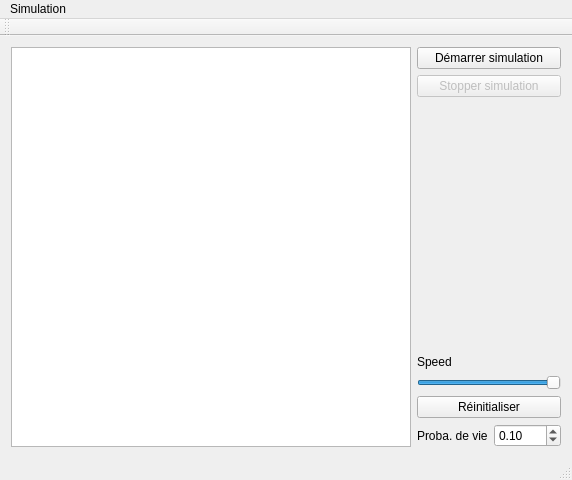
Old version of the form Mainwindow.ui in the repository Spleeen/GOF.
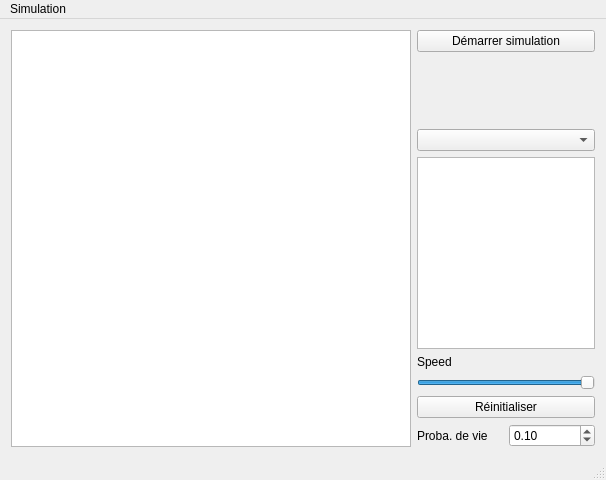
New version of the form.

Commit message: - Meilleur gestion des bouton start/stop - Affichage de la génération - Correction réinit - Démarrage des patterns

Patch:
```diff
--- a/Mainwindow.ui
+++ b/Mainwindow.ui
@@ -6,15 +6,15 @@
    <rect>
     <x>0</x>
     <y>0</y>
-    <width>572</width>
-    <height>477</height>
+    <width>606</width>
+    <height>480</height>
    </rect>
   </property>
   <property name="windowTitle">
    <string>MainWindow</string>
   </property>
   <widget class="QWidget" name="centralWidget">
-   <layout class="QHBoxLayout" name="horizontalLayout">
+   <layout class="QHBoxLayout" name="horizontalLayout" stretch="1,0">
     <item>
      <widget class="QGraphicsView" name="sceneGV">
       <property name="minimumSize">
@@ -27,11 +27,11 @@
     </item>
     <item>
      <layout class="QVBoxLayout" name="verticalLayout">
+      <property name="sizeConstraint">
+       <enum>QLayout::SetDefaultConstraint</enum>
+      </property>
       <item>
-       <layout class="QHBoxLayout" name="horizontalLayout_8"/>
-      </item>
-      <item>
-       <widget class="QPushButton" name="startButton">
+       <widget class="QPushButton" name="startStopButton">
         <property name="enabled">
          <bool>true</bool>
         </property>
@@ -64,19 +64,6 @@
         </property>
        </widget>
       </item>
-      <item>
-       <widget class="QPushButton" name="stopButton">
-        <property name="enabled">
-         <bool>false</bool>
-        </property>
-        <property name="styleSheet">
-         <string notr="true"/>
-        </property>
-        <property name="text">
-         <string>Stopper simulation</string>
-        </property>
-       </widget>
-      </item>
       <item>
        <spacer name="verticalSpacer">
         <property name="orientation">
@@ -90,6 +77,12 @@
         </property>
        </spacer>
       </item>
+      <item>
+       <widget class="QComboBox" name="patternCB"/>
+      </item>
+      <item>
+       <widget class="QGraphicsView" name="patternGV"/>
+      </item>
       <item>
        <widget class="QLabel" name="speedlabel">
         <property name="text">
@@ -99,9 +92,18 @@
       </item>
       <item>
        <widget class="QSlider" name="speedSlider">
+        <property name="singleStep">
+         <number>25</number>
+        </property>
+        <property name="pageStep">
+         <number>25</number>
+        </property>
         <property name="value">
          <number>99</number>
         </property>
+        <property name="sliderPosition">
+         <number>99</number>
+        </property>
         <property name="orientation">
          <enum>Qt::Horizontal</enum>
         </property>
@@ -150,8 +152,8 @@
     <rect>
      <x>0</x>
      <y>0</y>
-     <width>572</width>
-     <height>20</height>
+     <width>606</width>
+     <height>22</height>
     </rect>
    </property>
    <widget class="QMenu" name="menuSimulation">
@@ -164,14 +166,6 @@
    </widget>
    <addaction name="menuSimulation"/>
   </widget>
-  <widget class="QToolBar" name="mainToolBar">
-   <attribute name="toolBarArea">
-    <enum>TopToolBarArea</enum>
-   </attribute>
-   <attribute name="toolBarBreak">
-    <bool>false</bool>
-   </attribute>
-  </widget>
   <widget class="QStatusBar" name="statusBar"/>
   <action name="actionD_marrer_la_simulation">
    <property name="text">
```
Left out of the diff: 31 changed lines with no effect on the pictures. The commit also changes 6 other files.
